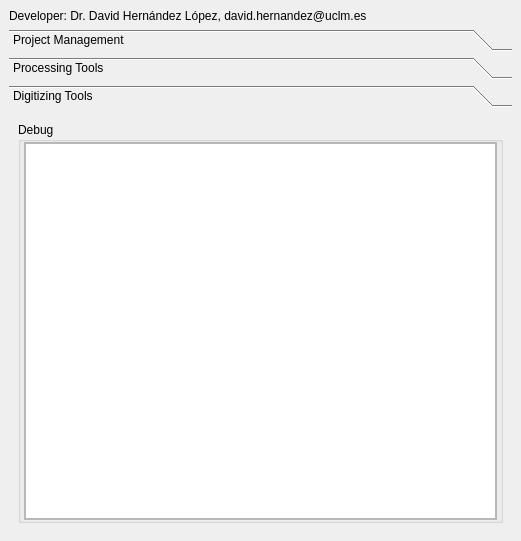
UCLM-PAFyC/photogrammetry_tools, file photogrammetry_tools_dockwidget_base.ui: the form before one commit.
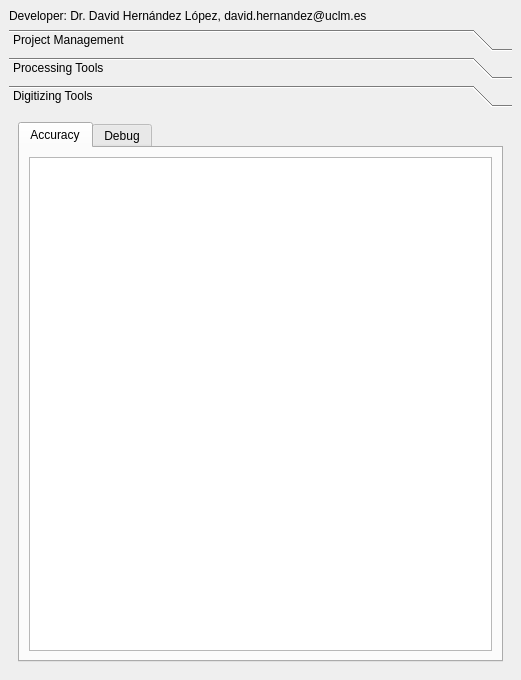
The form after the commit. The open tabs and pages were chosen to show the change. Custom widgets are drawn as their Qt base class.

Commit message: Multipart-multiring; Accuracy Tab

The edit to the form file:
```diff
--- a/photogrammetry_tools_dockwidget_base.ui
+++ b/photogrammetry_tools_dockwidget_base.ui
@@ -7,13 +7,13 @@
     <x>0</x>
     <y>0</y>
     <width>521</width>
-    <height>541</height>
+    <height>680</height>
    </rect>
   </property>
   <property name="minimumSize">
    <size>
     <width>480</width>
-    <height>541</height>
+    <height>680</height>
    </size>
   </property>
   <property name="windowTitle">
@@ -1195,69 +1195,43 @@
        </layout>
       </widget>
       <widget class="QWidget" name="digitizingToolsPage">
+       <property name="geometry">
+        <rect>
+         <x>0</x>
+         <y>0</y>
+         <width>503</width>
+         <height>540</height>
+        </rect>
+       </property>
        <attribute name="label">
         <string>Digitizing Tools</string>
        </attribute>
        <layout class="QVBoxLayout" name="verticalLayout">
         <item>
-         <widget class="QGroupBox" name="debugGroupBox">
-          <property name="title">
-           <string>Debug</string>
+         <widget class="QTabWidget" name="tabWidget">
+          <property name="currentIndex">
+           <number>0</number>
           </property>
-          <layout class="QVBoxLayout" name="verticalLayout_3">
-           <property name="spacing">
-            <number>0</number>
-           </property>
-           <property name="leftMargin">
-            <number>3</number>
-           </property>
-           <property name="topMargin">
-            <number>0</number>
-           </property>
-           <property name="rightMargin">
-            <number>3</number>
-           </property>
-           <property name="bottomMargin">
-            <number>0</number>
-           </property>
-           <item>
-            <widget class="QScrollArea" name="debugScrollArea">
-             <property name="widgetResizable">
-              <bool>true</bool>
-             </property>
-             <widget class="QWidget" name="scrollAreaWidgetContents">
-              <property name="geometry">
-               <rect>
-                <x>0</x>
-                <y>0</y>
-                <width>475</width>
-                <height>366</height>
-               </rect>
-              </property>
-              <layout class="QVBoxLayout" name="verticalLayout_2">
-               <property name="spacing">
-                <number>0</number>
-               </property>
-               <property name="leftMargin">
-                <number>0</number>
-               </property>
-               <property name="topMargin">
-                <number>0</number>
-               </property>
-               <property name="rightMargin">
-                <number>0</number>
-               </property>
-               <property name="bottomMargin">
-                <number>0</number>
-               </property>
-               <item>
-                <widget class="QTextEdit" name="debugTextEdit"/>
-               </item>
-              </layout>
-             </widget>
-            </widget>
-           </item>
-          </layout>
+          <widget class="QWidget" name="accuracy">
+           <attribute name="title">
+            <string>Accuracy</string>
+           </attribute>
+           <layout class="QVBoxLayout" name="verticalLayout_5">
+            <item>
+             <widget class="QTextEdit" name="accuracyTextEdit"/>
+            </item>
+           </layout>
+          </widget>
+          <widget class="QWidget" name="tab_2">
+           <attribute name="title">
+            <string>Debug</string>
+           </attribute>
+           <layout class="QVBoxLayout" name="verticalLayout_4">
+            <item>
+             <widget class="QTextEdit" name="debugTextEdit"/>
+            </item>
+           </layout>
+          </widget>
          </widget>
         </item>
        </layout>
```
Left out of the diff: 20 changed lines with no effect on the pictures. The commit also changes 1 other file.
